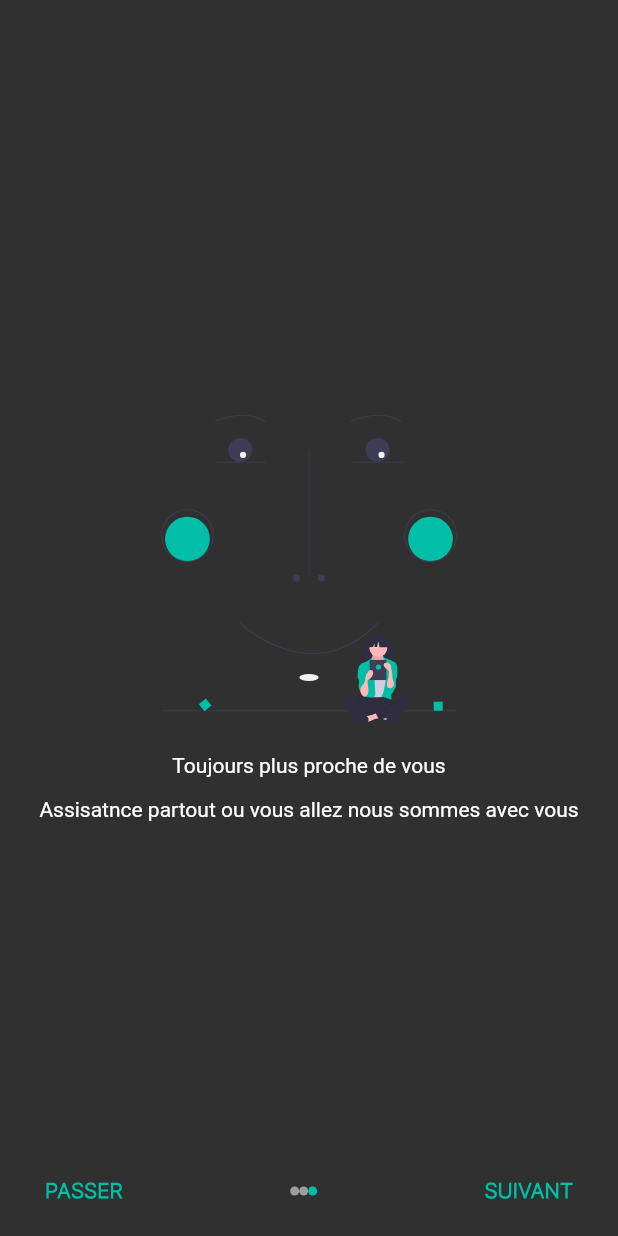
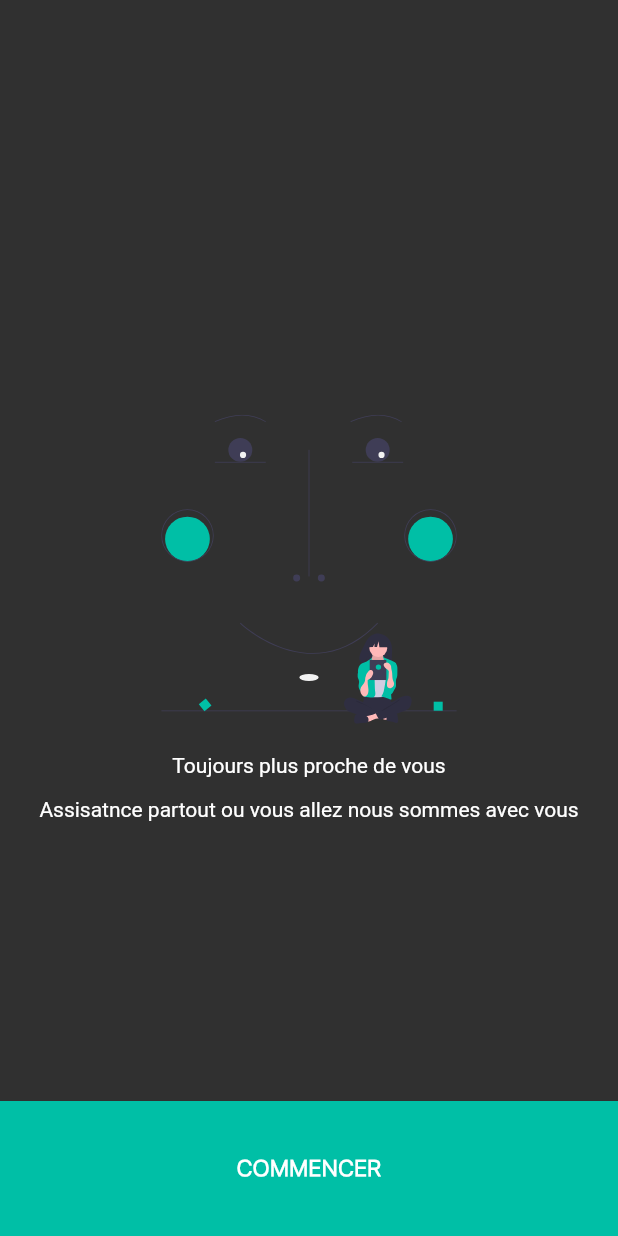
Before and after one commit to MiguelYann/RooforAll, a Flutter app: the ScreenSplash screen opened directly, swiped to page 3, on a phone screen of 412 x 824 dp. Run offline on Flutter 3.47's test engine with Material 2 defaults, Android fonts, the phone set to English and light mode, and no system bars; our stand-ins replace dio, flutter_svg, shared_preferences; missing offline and left inert: day_night_switch; accounts and stored records are empty.

```diff
--- a/lib/ui/pages/screen_splash.dart
+++ b/lib/ui/pages/screen_splash.dart
@@ -16,7 +16,7 @@ class _ScreenSplashState extends State<ScreenSplash> {
 
   List<SliderItem> _slides = List<SliderItem>();
   int _currentIndex = 0;
-
+  PageController _pageController = PageController(initialPage: 0);
   @override
   void initState() {
     super.initState();
@@ -52,6 +52,7 @@ class _ScreenSplashState extends State<ScreenSplash> {
   Widget build(BuildContext context) {
     return Scaffold(
       body: PageView.builder(
+        controller: _pageController,
         onPageChanged: (value) {
           setState(() {
             _currentIndex = value;
@@ -66,7 +67,7 @@ class _ScreenSplashState extends State<ScreenSplash> {
           );
         },
       ),
-      bottomSheet: _currentIndex != _slides.length
+      bottomSheet: _currentIndex != _slides.length - 1
           ? Container(
               height: Platform.isIOS ? 70 : 60,
               padding: EdgeInsets.symmetric(horizontal: 30),
@@ -74,6 +75,13 @@ class _ScreenSplashState extends State<ScreenSplash> {
                 mainAxisAlignment: MainAxisAlignment.spaceBetween,
                 children: <Widget>[
                   InkWell(
+                    onTap: () {
+                      _pageController.animateToPage(
+                        (_slides.length - 1),
+                        duration: Duration(milliseconds: 400),
+                        curve: Curves.linear,
+                      );
+                    },
                     child: Text(
                       'PASSER',
                       style: TextStyle(
@@ -89,7 +97,13 @@ class _ScreenSplashState extends State<ScreenSplash> {
                     ],
                   ),
                   InkWell(
-                    onTap: () {},
+                    onTap: () {
+                      _pageController.animateToPage(
+                        (_currentIndex + 1),
+                        duration: Duration(milliseconds: 400),
+                        curve: Curves.linear,
+                      );
+                    },
                     child: Text(
                       'SUIVANT',
                       style: TextStyle(
@@ -102,7 +116,18 @@ class _ScreenSplashState extends State<ScreenSplash> {
               ),
             )
           : Container(
-              child: Text('dd'),
+              alignment: Alignment.center,
+              height: 90,
+              width: MediaQuery.of(context).size.width,
+              child: Text(
+                'COMMENCER',
+                style: TextStyle(
+                    color: Colors.white,
+                    fontSize: 15,
+                    fontFamily: fontText,
+                    fontWeight: FontWeight.bold),
+              ),
+              color: Utils.colorFromHex("#00BFA6"),
             ),
     );
   }
```
